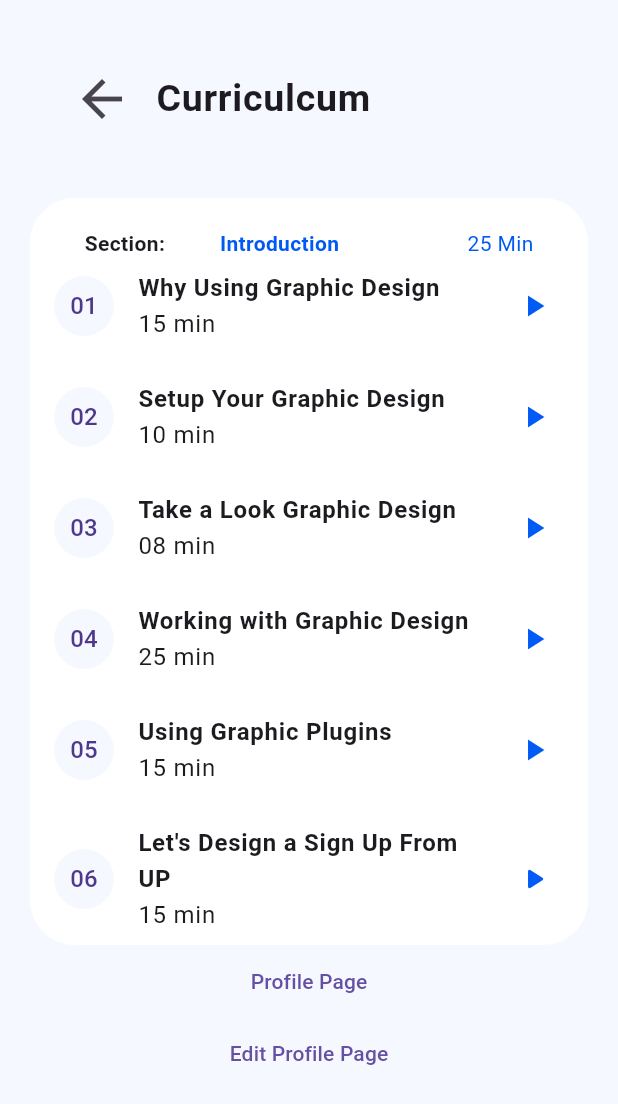
After one commit to Aousaf90/smart_tutor_zone, a Flutter app: the Curriculcum screen opened directly, on a phone screen of 412 x 824 dp. The commit adds this screen. Shown: the top 1104 px of the screen. Run offline on Flutter 3.47's test engine with Material 3 defaults, Android fonts, the phone set to English and light mode, and no system bars; our stand-ins replace cloud_firestore, firebase_auth, firebase_core, flutter_svg, lottie and 1 more; missing offline and left inert: dart:ffi, youtube_explode_dart; accounts and stored records are empty; network calls fail.

Commit message:
resolve commit

```diff
--- /dev/null
+++ b/lib/Pages/Curriculum.dart
@@ -0,0 +1,249 @@
+import 'package:flutter/material.dart';
+import 'package:smart_tutor_zone/style.dart';
+import './profile_page/profile_page.dart';
+
+class Curriculcum extends StatelessWidget {
+  @override
+  Widget build(BuildContext context) {
+    return Scaffold(
+        backgroundColor: Color(0xfff5f9ff),
+        body: Container(
+          padding: EdgeInsets.symmetric(horizontal: 20, vertical: 30),
+          child: Column(
+            children: [
+              Container(
+                decoration: BoxDecoration(
+                  color: Color(0xfff5f9ff),
+                ),
+                width: double.infinity,
+                child: TextButton(
+                  onPressed: () {
+                    Navigator.pop(context);
+                  },
+                  child: ListTile(
+                    leading: Icon(
+                      Icons.arrow_back,
+                      size: 40,
+                    ),
+                    title: const Text(
+                      "Curriculcum",
+                      style: TextStyle(
+                        fontSize: 25,
+                        fontWeight: FontWeight.bold,
+                      ),
+                    ),
+                  ),
+                ),
+              ),
+              SizedBox(
+                height: 30,
+              ),
+              Container(
+                  decoration: BoxDecoration(
+                    color: Colors.white,
+                    borderRadius: BorderRadius.circular(30),
+                  ),
+                  child: Column(
+                    children: [
+                      SizedBox(
+                        height: 20,
+                      ),
+                      Container(
+                        padding: EdgeInsets.symmetric(horizontal: 20),
+                        child: Row(
+                          mainAxisAlignment: MainAxisAlignment.spaceAround,
+                          children: [
+                            const Text(
+                              "Section: ",
+                              style: TextStyle(
+                                fontWeight: FontWeight.bold,
+                              ),
+                            ),
+                            const Text(
+                              "Introduction",
+                              style: TextStyle(
+                                  color: Color(0xff0059f5),
+                                  fontWeight: FontWeight.bold),
+                            ),
+                            const SizedBox(
+                              width: 20,
+                            ),
+                            const Text(
+                              "25 Min",
+                              style: TextStyle(
+                                color: Color(0xff0059f5),
+                              ),
+                            ),
+                          ],
+                        ),
+                      ),
+                      Container(
+                        child: ListTile(
+                          leading: CircleAvatar(
+                            backgroundColor: Color(0xfff5f9ff),
+                            child: const Text("01"),
+                          ),
+                          title: Column(
+                            crossAxisAlignment: CrossAxisAlignment.start,
+                            children: [
+                              Text(
+                                "Why Using Graphic Design",
+                                style: TextStyle(fontWeight: FontWeight.bold),
+                              ),
+                              Text("15 min")
+                            ],
+                          ),
+                          trailing: Icon(
+                            Icons.play_arrow,
+                            color: Color(0xff005af5),
+                          ),
+                        ),
+                      ),
+                      SizedBox(
+                        height: 10,
+                      ),
+                      Container(
+                        child: ListTile(
+                          leading: CircleAvatar(
+                            backgroundColor: Color(0xfff5f9ff),
+                            child: const Text("02"),
+                          ),
+                          title: Column(
+                            crossAxisAlignment: CrossAxisAlignment.start,
+                            children: [
+                              Text(
+                                "Setup Your Graphic Design",
+                                style: TextStyle(fontWeight: FontWeight.bold),
+                              ),
+                              Text("10 min")
+                            ],
+                          ),
+                          trailing: Icon(
+                            Icons.play_arrow,
+                            color: Color(0xff005af5),
+                          ),
+                        ),
+                      ),
+                      SizedBox(
+                        height: 10,
+                      ),
+                      Container(
+                        child: ListTile(
+                          leading: CircleAvatar(
+                            backgroundColor: Color(0xfff5f9ff),
+                            child: const Text("03"),
+                          ),
+                          title: Column(
+                            crossAxisAlignment: CrossAxisAlignment.start,
+                            children: [
+                              Text(
+                                "Take a Look Graphic Design ",
+                                style: TextStyle(fontWeight: FontWeight.bold),
+                              ),
+                              Text("08 min")
+                            ],
+                          ),
+                          trailing: Icon(
+                            Icons.play_arrow,
+                            color: Color(0xff005af5),
+                          ),
+                        ),
+                      ),
+                      SizedBox(
+                        height: 10,
+                      ),
+                      Container(
+                        child: ListTile(
+                          leading: CircleAvatar(
+                            backgroundColor: Color(0xfff5f9ff),
+                            child: const Text("04"),
+                          ),
+                          title: Column(
+                            crossAxisAlignment: CrossAxisAlignment.start,
+                            children: [
+                              Text(
+                                "Working with Graphic Design ",
+                                style: TextStyle(fontWeight: FontWeight.bold),
+                              ),
+                              Text("25 min")
+                            ],
+                          ),
+                          trailing: Icon(
+                            Icons.play_arrow,
+                            color: Color(0xff005af5),
+                          ),
+                        ),
+                      ),
+                      SizedBox(
+                        height: 10,
+                      ),
+                      Container(
+                        child: ListTile(
+                          leading: CircleAvatar(
+                            backgroundColor: Color(0xfff5f9ff),
+                            child: const Text("05"),
+                          ),
+                          title: Column(
+                            crossAxisAlignment: CrossAxisAlignment.start,
+                            children: [
+                              Text(
+                                "Using Graphic Plugins",
+                                style: TextStyle(fontWeight: FontWeight.bold),
+                              ),
+                              Text("15 min")
+                            ],
+                          ),
+                          trailing: Icon(
+                            Icons.play_arrow,
+                            color: Color(0xff005af5),
+                          ),
+                        ),
+                      ),
+                      SizedBox(
+                        height: 10,
+                      ),
+                      Container(
+                        child: ListTile(
+                          leading: CircleAvatar(
+                            backgroundColor: Color(0xfff5f9ff),
+                            child: const Text("06"),
+                          ),
+                          title: Column(
+                            crossAxisAlignment: CrossAxisAlignment.start,
+                            children: [
+                              Text(
+                                "Let's Design a Sign Up From UP",
+                                style: TextStyle(fontWeight: FontWeight.bold),
+                              ),
+                              Text("15 min")
+                            ],
+                          ),
+                          trailing: Icon(
+                            Icons.play_arrow_rounded,
+                            color: Color(0xff005af5),
+                          ),
+                        ),
+                      ),
+                    ],
+                  )),
+              Container(
+                child: Column(
+                  children: [
+                    TextButton(
+                      onPressed: () {
+                        WidgetStyle().NextScreen(context, ProfilePage());
+                      },
+                      child: Text("Profile Page"),
+                    ),
+                    TextButton(
+                      onPressed: () {},
+                      child: Text("Edit Profile Page"),
+                    )
+                  ],
+                ),
+              ),
+            ],
+          ),
+        ));
+  }
+}
--- a/lib/Pages/Models/course_enrollment.dart
+++ b/lib/Pages/Models/course_enrollment.dart
@@ -3,10 +3,8 @@ import 'package:smart_tutor_zone/AuthenticationPage/userModel.dart';
 import 'package:smart_tutor_zone/Courses/courseHelper.dart';
 
 class CourseEnrollment {
-  Student student = Student();
   enrollCourse(String course_id, String student_email) {
-    // student_email = student.enrollStudent(course_id);
-    // enrollStudentWithCourse(c);
-    print("Course ID = ${course_id}");
+    Student student_Model = Student();
+    student_Model.enrollStudent(course_id);
   }
 }
```
Also changed, not shown: lib/AuthenticationPage/userModel.dart (+14 -14 lines), lib/Courses/courseHelper.dart (+28 -2 lines), lib/Pages/Payment/pay_for_course.dart (added, +40 -0 lines), lib/Pages/course_overview.dart (+14 -4 lines), lib/Pages/homePage.dart (+1 -75 lines), lib/Pages/profile_page/profile_page.dart (added, +23 -0 lines).
